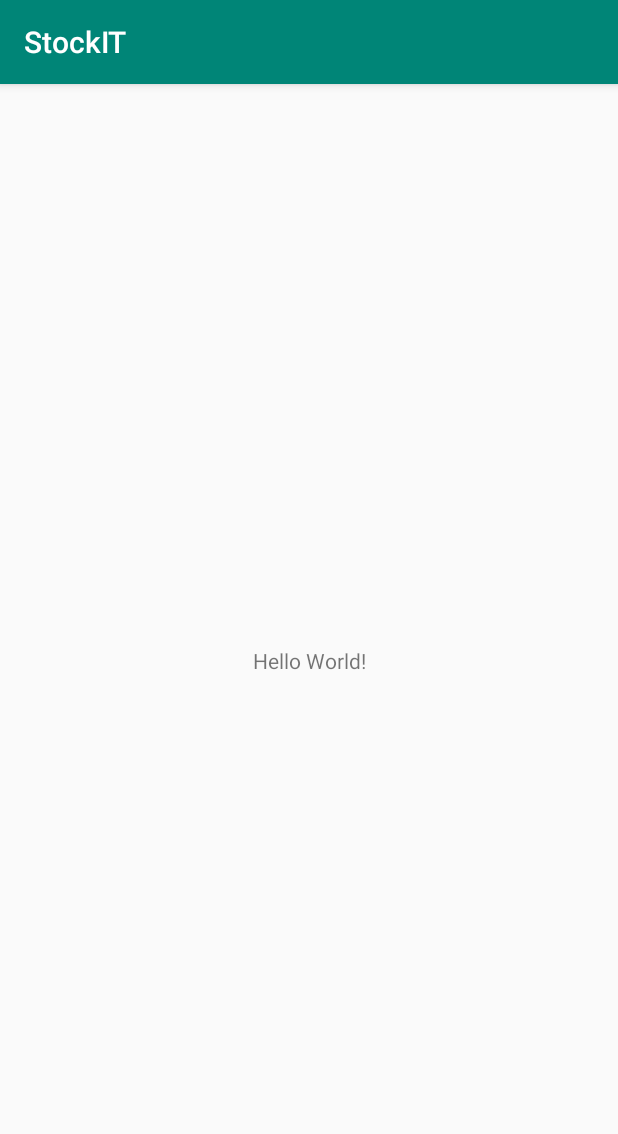
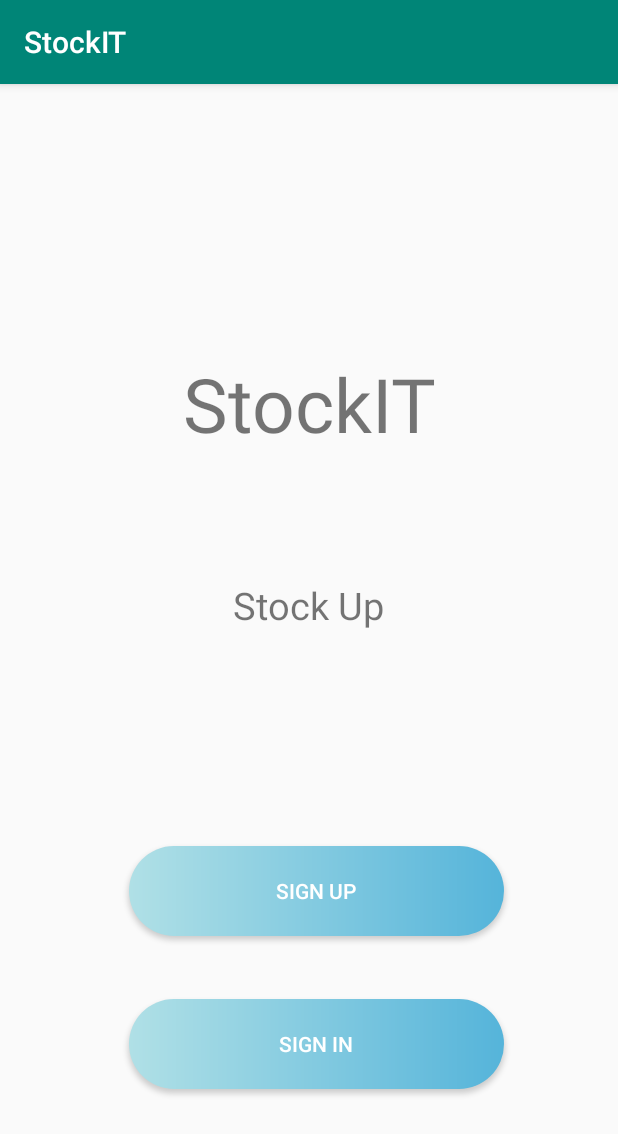
Before and after one commit to Schu5ter/Projekt-App-Schule, an Android app: the screen it shows after launch (MainActivity), on a phone screen of 412 x 824 dp. Shown: the top 1134 px of the screen. Run offline under Robolectric (Android 15) with nearby library versions, the phone set to English and light mode, and no system bars.

Commit message:
buttons für die erste Startseite ersellt und erstes color schema erstellt

```diff
--- a/app/build.gradle
+++ b/app/build.gradle
@@ -26,4 +26,5 @@ dependencies {
     testImplementation 'junit:junit:4.12'
     androidTestImplementation 'androidx.test.ext:junit:1.1.0'
     androidTestImplementation 'androidx.test.espresso:espresso-core:3.1.1'
+    implementation 'androidx.gridlayout:gridlayout:1.0.0'
 }
--- a/app/src/main/AndroidManifest.xml
+++ b/app/src/main/AndroidManifest.xml
@@ -9,6 +9,7 @@
         android:roundIcon="@mipmap/ic_launcher_round"
         android:supportsRtl="true"
         android:theme="@style/AppTheme">
+        <activity android:name=".Act2"></activity>
         <activity android:name=".MainActivity">
             <intent-filter>
                 <action android:name="android.intent.action.MAIN" />
--- /dev/null
+++ b/app/src/main/res/drawable/costum_buttons.xml
@@ -0,0 +1,6 @@
+<?xml version="1.0" encoding="utf-8"?>
+<shape xmlns:android="http://schemas.android.com/apk/res/android" android:shape="rectangle">
+
+    <gradient android:startColor="#b0e0e6" android:endColor="#55b4da"></gradient>
+    <corners android:radius="50dp"></corners>
+</shape>
--- a/app/src/main/res/layout/activity_main.xml
+++ b/app/src/main/res/layout/activity_main.xml
@@ -6,13 +6,71 @@
     android:layout_height="match_parent"
     tools:context=".MainActivity">
 
+    <Button
+        android:id="@+id/btn_signIn"
+        android:layout_width="250dp"
+        android:layout_height="60dp"
+        android:layout_marginStart="24dp"
+        android:layout_marginTop="32dp"
+        android:layout_marginEnd="24dp"
+        android:background="@drawable/costum_buttons"
+        android:gravity="center"
+        android:text="@string/sign_in"
+        android:textColor="#ffffff"
+        app:layout_constraintBottom_toBottomOf="parent"
+        app:layout_constraintEnd_toEndOf="parent"
+        app:layout_constraintHorizontal_bias="0.546"
+        app:layout_constraintStart_toStartOf="parent"
+        app:layout_constraintTop_toBottomOf="@+id/btn_signUp"
+        app:layout_constraintVertical_bias="0.095" />
+
+    <Button
+        android:id="@+id/btn_signUp"
+        android:layout_width="250dp"
+        android:layout_height="60dp"
+        android:layout_marginStart="24dp"
+        android:layout_marginTop="508dp"
+        android:layout_marginEnd="24dp"
+        android:background="@drawable/costum_buttons"
+        android:gravity="center"
+        android:text="@string/sign_up"
+        android:textColor="#ffffff"
+        app:layout_constraintEnd_toEndOf="parent"
+        app:layout_constraintHorizontal_bias="0.544"
+        app:layout_constraintStart_toStartOf="parent"
+        app:layout_constraintTop_toTopOf="parent" />
+
     <TextView
+        android:id="@+id/tv-titelStart"
         android:layout_width="wrap_content"
         android:layout_height="wrap_content"
-        android:text="Hello World!"
+        android:layout_marginStart="20dp"
+        android:layout_marginTop="180dp"
+        android:layout_marginEnd="20dp"
+        android:layout_marginBottom="261dp"
+        android:gravity="center"
+        android:text="@string/titel"
+        android:textSize="50sp"
+        app:layout_constraintBottom_toTopOf="@+id/btn_signUp"
+        app:layout_constraintEnd_toEndOf="parent"
+        app:layout_constraintStart_toStartOf="parent"
+        app:layout_constraintTop_toTopOf="parent"
+        app:layout_constraintVertical_bias="1.0" />
+
+    <TextView
+        android:id="@+id/textView2"
+        android:layout_width="200dp"
+        android:layout_height="60dp"
+        android:layout_marginStart="20dp"
+        android:layout_marginEnd="20dp"
+        android:gravity="center"
+        android:text="@string/titel_unterschrift"
+        android:textSize="25sp"
         app:layout_constraintBottom_toBottomOf="parent"
-        app:layout_constraintLeft_toLeftOf="parent"
-        app:layout_constraintRight_toRightOf="parent"
-        app:layout_constraintTop_toTopOf="parent" />
+        app:layout_constraintEnd_toEndOf="parent"
+        app:layout_constraintHorizontal_bias="0.497"
+        app:layout_constraintStart_toStartOf="parent"
+        app:layout_constraintTop_toTopOf="parent"
+        app:layout_constraintVertical_bias="0.448" />
 
 </androidx.constraintlayout.widget.ConstraintLayout>
--- a/app/src/main/res/values/strings.xml
+++ b/app/src/main/res/values/strings.xml
@@ -1,3 +1,7 @@
 <resources>
     <string name="app_name">StockIT</string>
+    <string name="titel">StockIT</string>
+    <string name="titel_unterschrift">Stock Up</string>
+    <string name="sign_in">SIGN IN</string>
+    <string name="sign_up">SIGN UP</string>
 </resources>
```
